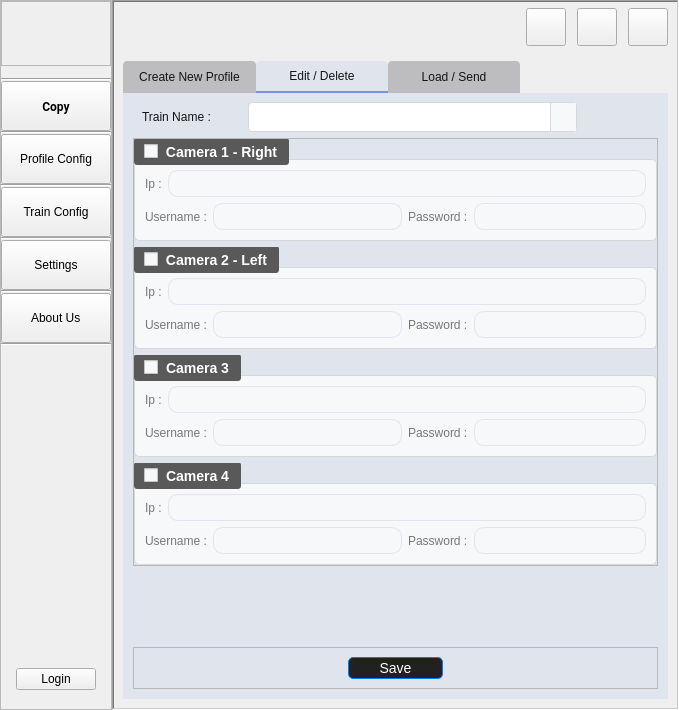
This is UIFiles/mainUI.ui in amirhossein-mlkz/railProject_imageCopy as Qt 5 draws it before an edit. The edited form follows.
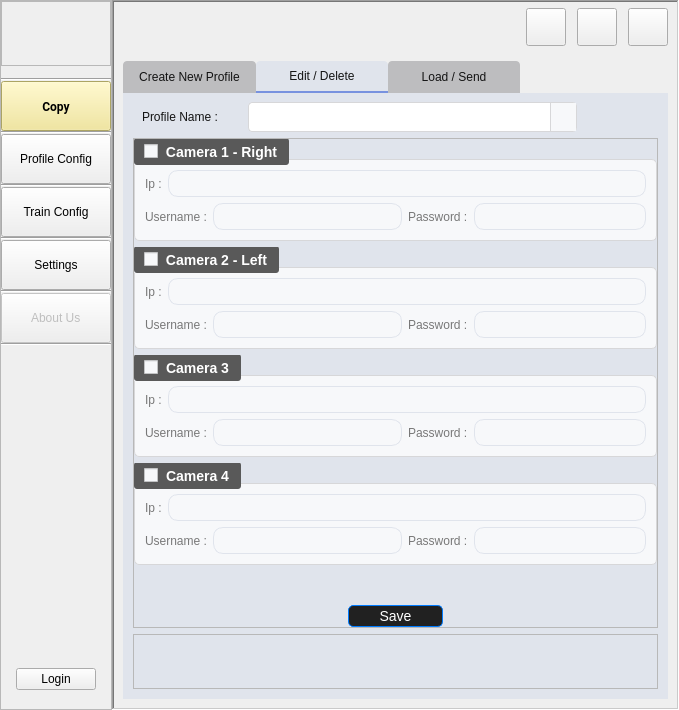
This is the edited form. The open tabs and pages were chosen to show the change. Icons and pictures are not drawn. Custom widgets are drawn as their Qt base class.

Commit message: Fix : ux profile editor

Diff of the .ui file:
```diff
--- a/UIFiles/mainUI.ui
+++ b/UIFiles/mainUI.ui
@@ -919,7 +919,9 @@
              <cursorShape>PointingHandCursor</cursorShape>
             </property>
             <property name="styleSheet">
-             <string notr="true"/>
+             <string notr="true">
+background-color: rgb(241, 229, 139);
+color:black;</string>
             </property>
             <property name="text">
              <string>Copy</string>
@@ -1080,6 +1082,9 @@
           </item>
           <item>
            <widget class="QPushButton" name="side_about_btn">
+            <property name="enabled">
+             <bool>false</bool>
+            </property>
             <property name="sizePolicy">
              <sizepolicy hsizetype="Minimum" vsizetype="Minimum">
               <horstretch>0</horstretch>
@@ -2980,7 +2985,7 @@
                         </size>
                        </property>
                        <property name="text">
-                        <string>Train Name :</string>
+                        <string>Profile Name :</string>
                        </property>
                       </widget>
                      </item>
@@ -3057,7 +3062,13 @@
                    </widget>
                   </item>
                   <item>
-                   <widget class="QFrame" name="frame_11">
+                   <widget class="QFrame" name="frame_profile_edit">
+                    <property name="maximumSize">
+                     <size>
+                      <width>16777215</width>
+                      <height>490</height>
+                     </size>
+                    </property>
                     <property name="frameShape">
                      <enum>QFrame::StyledPanel</enum>
                     </property>
@@ -3572,22 +3583,44 @@
                        </layout>
                       </widget>
                      </item>
+                     <item>
+                      <spacer name="verticalSpacer">
+                       <property name="orientation">
+                        <enum>Qt::Vertical</enum>
+                       </property>
+                       <property name="sizeHint" stdset="0">
+                        <size>
+                         <width>20</width>
+                         <height>40</height>
+                        </size>
+                       </property>
+                      </spacer>
+                     </item>
+                     <item alignment="Qt::AlignHCenter">
+                      <widget class="QPushButton" name="btn_save_edit_profile">
+                       <property name="minimumSize">
+                        <size>
+                         <width>95</width>
+                         <height>0</height>
+                        </size>
+                       </property>
+                       <property name="maximumSize">
+                        <size>
+                         <width>95</width>
+                         <height>16777215</height>
+                        </size>
+                       </property>
+                       <property name="cursor">
+                        <cursorShape>PointingHandCursor</cursorShape>
+                       </property>
+                       <property name="text">
+                        <string>Save</string>
+                       </property>
+                      </widget>
+                     </item>
                     </layout>
                    </widget>
                   </item>
-                  <item>
-                   <spacer name="verticalSpacer">
-                    <property name="orientation">
-                     <enum>Qt::Vertical</enum>
-                    </property>
-                    <property name="sizeHint" stdset="0">
-                     <size>
-                      <width>20</width>
-                      <height>40</height>
-                     </size>
-                    </property>
-                   </spacer>
-                  </item>
                   <item>
                    <widget class="QFrame" name="frame_13">
                     <property name="frameShape">
@@ -3598,53 +3631,21 @@
                     </property>
                     <layout class="QHBoxLayout" name="horizontalLayout_15">
                      <item>
-                      <spacer name="horizontalSpacer_12">
-                       <property name="orientation">
-                        <enum>Qt::Horizontal</enum>
-                       </property>
-                       <property name="sizeHint" stdset="0">
-                        <size>
-                         <width>40</width>
-                         <height>20</height>
-                        </size>
-                       </property>
-                      </spacer>
-                     </item>
-                     <item>
-                      <widget class="QPushButton" name="btn_save_edit_profile">
-                       <property name="minimumSize">
-                        <size>
-                         <width>95</width>
-                         <height>0</height>
-                        </size>
-                       </property>
+                      <widget class="QLabel" name="label_profile_edit_message">
                        <property name="maximumSize">
                         <size>
-                         <width>95</width>
-                         <height>16777215</height>
+                         <width>16777215</width>
+                         <height>23</height>
                         </size>
                        </property>
                        <property name="cursor">
                         <cursorShape>PointingHandCursor</cursorShape>
                        </property>
                        <property name="text">
-                        <string>Save</string>
+                        <string/>
                        </property>
                       </widget>
                      </item>
-                     <item>
-                      <spacer name="horizontalSpacer_13">
-                       <property name="orientation">
-                        <enum>Qt::Horizontal</enum>
-                       </property>
-                       <property name="sizeHint" stdset="0">
-                        <size>
-                         <width>40</width>
-                         <height>20</height>
-                        </size>
-                       </property>
-                      </spacer>
-                     </item>
                     </layout>
                    </widget>
                   </item>
```
Left out of the diff: 32 changed lines with no effect on the pictures. The commit also changes 18 other files.
